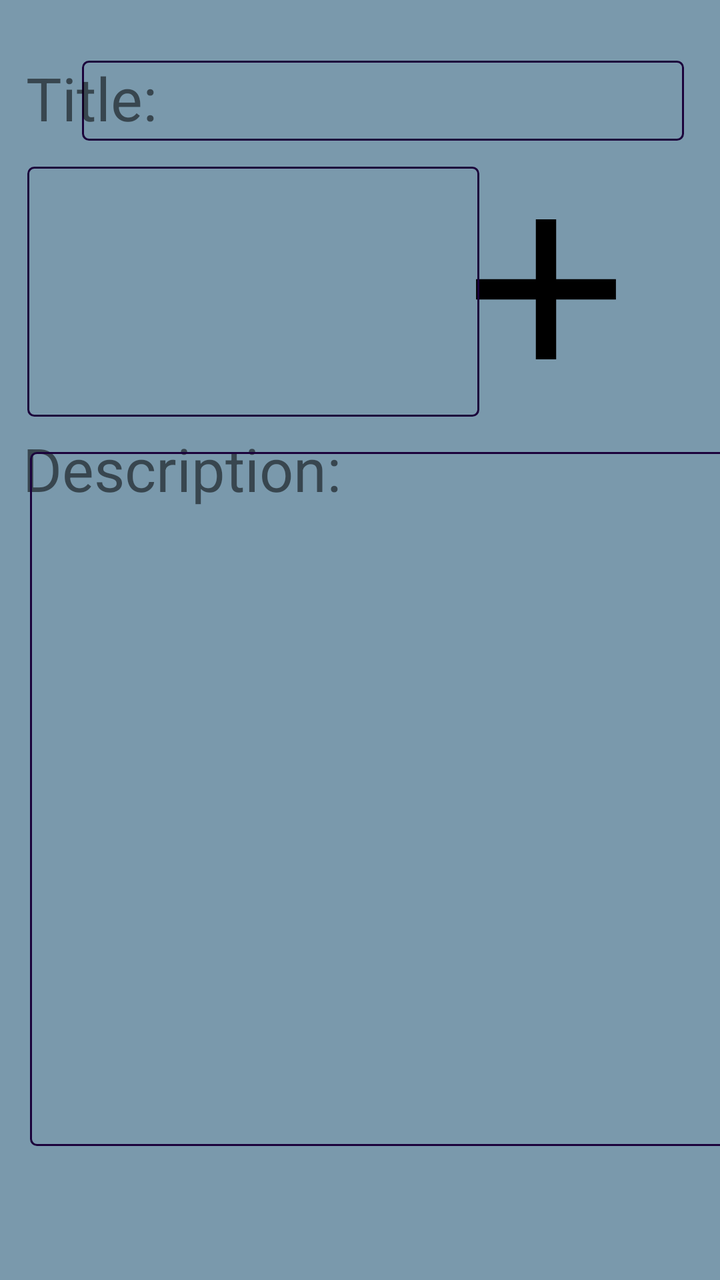
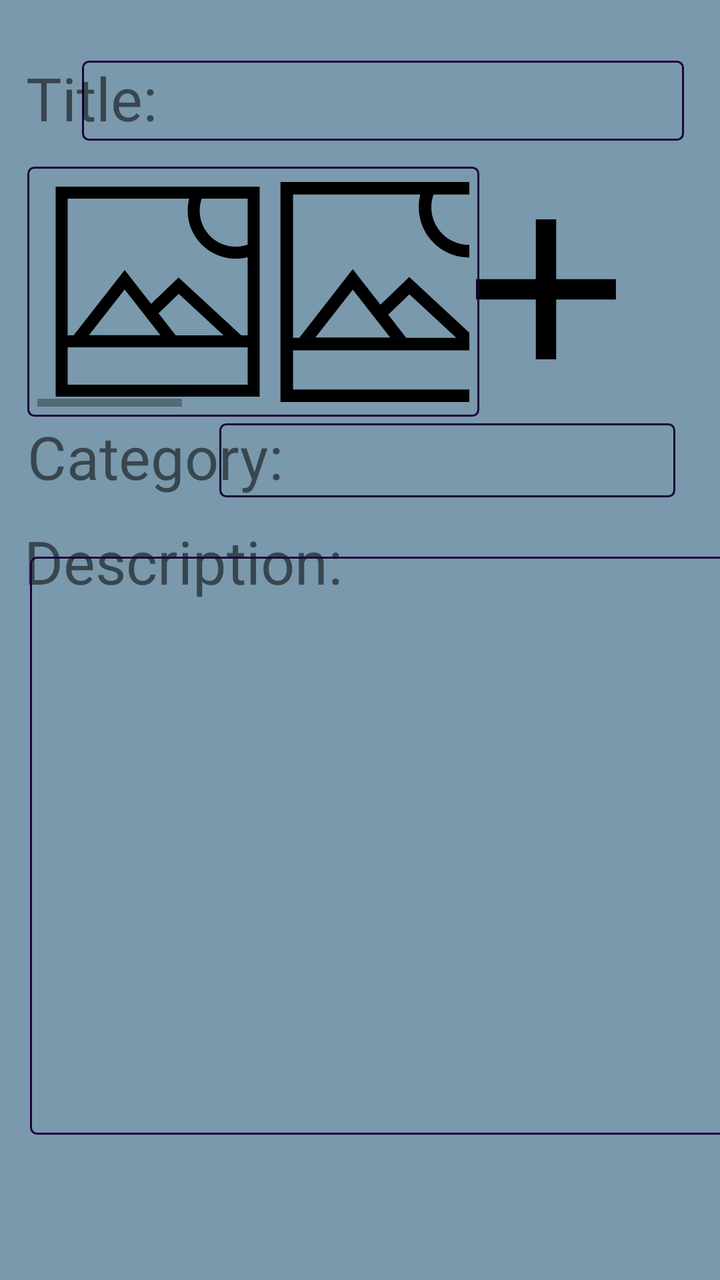

Before-and-after screenshots of an Android layout around one commit, followed by the original layout XML and the change that was made.
<!-- AndroidManifest.xml: application theme Theme.AndroidExample -->
<!-- res/layout/activity_create_post.xml -->
<?xml version="1.0" encoding="utf-8"?>
<androidx.constraintlayout.widget.ConstraintLayout xmlns:android="http://schemas.android.com/apk/res/android"
    xmlns:app="http://schemas.android.com/apk/res-auto"
    xmlns:tools="http://schemas.android.com/tools"
    android:layout_width="match_parent"
    android:layout_height="match_parent"
    android:background="@color/lightBlue"
    android:orientation="vertical"
    tools:context=".CreatePostActivity">


    <EditText
        android:id="@+id/Title"
        android:layout_width="301dp"
        android:layout_height="40dp"
        android:layout_margin="15dip"
        android:layout_marginStart="15dip"
        android:layout_marginTop="15dip"
        android:layout_marginEnd="15dip"
        android:layout_marginBottom="15dip"
        android:background="@drawable/border"
        android:inputType="textPassword"
        app:layout_constraintBottom_toBottomOf="parent"
        app:layout_constraintEnd_toEndOf="parent"
        app:layout_constraintHorizontal_bias="0.9"
        app:layout_constraintStart_toStartOf="parent"
        app:layout_constraintTop_toTopOf="parent"
        app:layout_constraintVertical_bias="0.027" />

    <TextView
        android:id="@+id/title"
        android:layout_width="wrap_content"
        android:layout_height="wrap_content"
        android:text="Title:"
        android:textSize="30dp"
        app:layout_constraintBottom_toBottomOf="parent"
        app:layout_constraintEnd_toEndOf="parent"
        app:layout_constraintHorizontal_bias="0.044"
        app:layout_constraintStart_toStartOf="parent"
        app:layout_constraintTop_toTopOf="parent"
        app:layout_constraintVertical_bias="0.048" />

    <TextView
        android:id="@+id/description"
        android:layout_width="wrap_content"
        android:layout_height="wrap_content"
        android:text="Description:"
        android:textSize="30dp"
        app:layout_constraintBottom_toBottomOf="parent"
        app:layout_constraintEnd_toEndOf="parent"
        app:layout_constraintHorizontal_bias="0.056"
        app:layout_constraintStart_toStartOf="parent"
        app:layout_constraintTop_toTopOf="parent"
        app:layout_constraintVertical_bias="0.357" />

    <EditText
        android:id="@+id/Description"
        android:layout_width="372dp"
        android:layout_height="347dp"
        android:layout_margin="15dip"
        android:layout_marginStart="15dip"
        android:layout_marginTop="15dip"
        android:layout_marginEnd="15dip"
        android:layout_marginBottom="15dip"
        android:inputType="textPassword"
        app:layout_constraintBottom_toBottomOf="parent"
        app:layout_constraintEnd_toEndOf="parent"
        app:layout_constraintHorizontal_bias="0.0"
        app:layout_constraintStart_toStartOf="parent"
        app:layout_constraintTop_toTopOf="parent"
        app:layout_constraintVertical_bias="0.802"
        android:background="@drawable/border"/>

    <Button
        android:id="@+id/cancel_button"
        android:layout_width="166dp"
        android:layout_height="42dp"
        android:layout_marginTop="668dp"
        android:text="Cancel"
        app:layout_constraintEnd_toEndOf="parent"
        app:layout_constraintHorizontal_bias="0.086"
        app:layout_constraintStart_toStartOf="parent"
        app:layout_constraintTop_toTopOf="parent" />

    <Button
        android:id="@+id/post_button"
        android:layout_width="166dp"
        android:layout_height="42dp"
        android:layout_marginTop="668dp"
        android:text="Post"
        app:layout_constraintEnd_toEndOf="parent"
        app:layout_constraintHorizontal_bias="0.902"
        app:layout_constraintStart_toStartOf="parent"
        app:layout_constraintTop_toTopOf="parent" />

    <ImageButton
        android:id="@+id/addImageButton"
        android:layout_width="135dp"
        android:layout_height="110dp"
        android:background="@null"
        app:layout_constraintBottom_toBottomOf="parent"
        app:layout_constraintEnd_toEndOf="parent"
        app:layout_constraintHorizontal_bias="0.913"
        app:layout_constraintStart_toStartOf="parent"
        app:layout_constraintTop_toTopOf="parent"
        app:layout_constraintVertical_bias="0.169"
        android:src="@drawable/plus_sign" />

    <HorizontalScrollView
        android:layout_width="226dp"
        android:layout_height="125dp"
        android:background="@drawable/border"
        app:layout_constraintBottom_toBottomOf="parent"
        app:layout_constraintEnd_toEndOf="parent"
        app:layout_constraintHorizontal_bias="0.103"
        app:layout_constraintStart_toStartOf="parent"
        app:layout_constraintTop_toTopOf="parent"
        app:layout_constraintVertical_bias="0.162">

        <LinearLayout
            android:layout_width="match_parent"
            android:layout_height="wrap_content"
            android:orientation="vertical" />
    </HorizontalScrollView>


</androidx.constraintlayout.widget.ConstraintLayout>
<!-- resources referenced by this layout -->
<resources>
  <color name="lightBlue">#7A99AC</color>
  <!-- drawable border (drawable) -->
  <?xml version="1.0" encoding="utf-8"?>
  <shape xmlns:android="http://schemas.android.com/apk/res/android"
      android:shape="rectangle">
  
      <stroke
          android:width="1dp"
          android:color="@color/primary"/>
      <corners android:radius="3dp"/>
      <padding
          android:bottom="5dp"
          android:left="5dp"
          android:right="5dp"
          android:top="5dp" />
  </shape>
  <!-- drawable plus_sign (drawable) -->
  <vector xmlns:android="http://schemas.android.com/apk/res/android"
      android:width="200dp"
      android:height="200dp"
      android:viewportWidth="1024"
      android:viewportHeight="1024">
    <path
        android:pathData="M486,691h52V538h153v-52H538V333h-52v153H333v52h153z"
        android:fillColor="#000000"/>
  </vector>
  <style name="Theme.AndroidExample" parent="Theme.MaterialComponents.DayNight.NoActionBar">
          
          <item name="colorPrimary">@color/purple_500</item>
          <item name="colorPrimaryVariant">@color/purple_700</item>
          <item name="colorOnPrimary">@color/white</item>
          
          <item name="colorSecondary">@color/teal_200</item>
          <item name="colorSecondaryVariant">@color/teal_700</item>
          <item name="colorOnSecondary">@color/black</item>
          
          <item name="android:statusBarColor" tools:targetApi="l">?attr/colorPrimaryVariant</item>
      </style>
  <color name="primary">#1B023B</color>
  <color name="purple_500">#FF6200EE</color>
  <color name="purple_700">#FF3700B3</color>
  <color name="white">#FFFFFFFF</color>
  <color name="teal_200">#FF03DAC5</color>
  <color name="teal_700">#FF018786</color>
  <color name="black">#FF000000</color>
</resources>

<!-- the commit's change to res/layout/activity_create_post.xml (unified diff, before → after) -->
@@ -27,6 +27,24 @@
         app:layout_constraintTop_toTopOf="parent"
         app:layout_constraintVertical_bias="0.027" />
 
+    <EditText
+        android:id="@+id/categoryEditText"
+        android:layout_width="228dp"
+        android:layout_height="37dp"
+        android:layout_margin="15dip"
+        android:layout_marginStart="15dip"
+        android:layout_marginTop="15dip"
+        android:layout_marginEnd="15dip"
+        android:layout_marginBottom="15dip"
+        android:background="@drawable/border"
+        android:inputType="textPassword"
+        app:layout_constraintBottom_toBottomOf="parent"
+        app:layout_constraintEnd_toEndOf="parent"
+        app:layout_constraintHorizontal_bias="0.928"
+        app:layout_constraintStart_toStartOf="parent"
+        app:layout_constraintTop_toTopOf="parent"
+        app:layout_constraintVertical_bias="0.343" />
+
     <TextView
         android:id="@+id/title"
         android:layout_width="wrap_content"
@@ -41,35 +59,48 @@
         app:layout_constraintVertical_bias="0.048" />
 
     <TextView
-        android:id="@+id/description"
+        android:id="@+id/Category"
         android:layout_width="wrap_content"
         android:layout_height="wrap_content"
         android:text="Description:"
         android:textSize="30dp"
         app:layout_constraintBottom_toBottomOf="parent"
         app:layout_constraintEnd_toEndOf="parent"
-        app:layout_constraintHorizontal_bias="0.056"
-        app:layout_constraintStart_toStartOf="parent"
-        app:layout_constraintTop_toTopOf="parent"
-        app:layout_constraintVertical_bias="0.357" />
+        app:layout_constraintHorizontal_bias="0.059"
+        app:layout_constraintStart_toStartOf="parent"
+        app:layout_constraintTop_toTopOf="parent"
+        app:layout_constraintVertical_bias="0.434" />
+
+    <TextView
+        android:id="@+id/description"
+        android:layout_width="wrap_content"
+        android:layout_height="wrap_content"
+        android:text="Category:"
+        android:textSize="30dp"
+        app:layout_constraintBottom_toBottomOf="parent"
+        app:layout_constraintEnd_toEndOf="parent"
+        app:layout_constraintHorizontal_bias="0.059"
+        app:layout_constraintStart_toStartOf="parent"
+        app:layout_constraintTop_toTopOf="parent"
+        app:layout_constraintVertical_bias="0.347" />
 
     <EditText
-        android:id="@+id/Description"
-        android:layout_width="372dp"
-        android:layout_height="347dp"
+        android:id="@+id/DescriptionEditText"
+        android:layout_width="370dp"
+        android:layout_height="289dp"
         android:layout_margin="15dip"
         android:layout_marginStart="15dip"
         android:layout_marginTop="15dip"
         android:layout_marginEnd="15dip"
         android:layout_marginBottom="15dip"
+        android:background="@drawable/border"
         android:inputType="textPassword"
         app:layout_constraintBottom_toBottomOf="parent"
         app:layout_constraintEnd_toEndOf="parent"
         app:layout_constraintHorizontal_bias="0.0"
         app:layout_constraintStart_toStartOf="parent"
         app:layout_constraintTop_toTopOf="parent"
-        app:layout_constraintVertical_bias="0.802"
-        android:background="@drawable/border"/>
+        app:layout_constraintVertical_bias="0.82" />
 
     <Button
         android:id="@+id/cancel_button"
@@ -115,12 +146,64 @@
         app:layout_constraintHorizontal_bias="0.103"
         app:layout_constraintStart_toStartOf="parent"
         app:layout_constraintTop_toTopOf="parent"
-        app:layout_constraintVertical_bias="0.162">
+        app:layout_constraintVertical_bias="0.162"
+        android:fillViewport="true">
 
         <LinearLayout
+            android:id="@+id/scroll_layout"
             android:layout_width="match_parent"
             android:layout_height="wrap_content"
-            android:orientation="vertical" />
+            android:orientation="horizontal">
+
+            <ImageView
+                android:id="@+id/image1"
+                android:layout_width="match_parent"
+                android:layout_height="match_parent"
+                android:src="@drawable/image"
+                android:layout_margin="5dp"/>
+
+            <ImageView
+                android:id="@+id/image2"
+                android:layout_width="match_parent"
+                android:layout_height="match_parent"
+                android:src="@drawable/image"
+                />
+            <ImageView
+                android:id="@+id/image3"
+                android:layout_width="match_parent"
+                android:layout_height="match_parent"
+                android:src="@drawable/image"
+
+                />
+
+            <ImageView
+                android:id="@+id/image4"
+                android:layout_width="match_parent"
+                android:layout_height="match_parent"
+                android:src="@drawable/image"
+                />
+
+
+            <ImageView
+                android:id="@+id/image5"
+                android:layout_width="match_parent"
+                android:layout_height="match_parent"
+                android:src="@drawable/image"
+                />
+
+
+            <ImageView
+                android:id="@+id/image6"
+                android:layout_width="match_parent"
+            android:layout_height="match_parent"
+                android:src="@drawable/image"
+
+
+                />
+
+
+        </LinearLayout>
+
     </HorizontalScrollView>
 
 
<!-- resource entries referenced after the edit -->
@@ -16,6 +16,16 @@
           android:right="5dp"
           android:top="5dp" />
   </shape>
+  <!-- drawable image (drawable) -->
+  <vector xmlns:android="http://schemas.android.com/apk/res/android"
+      android:width="110dp"
+      android:height="110dp"
+      android:viewportWidth="350"
+      android:viewportHeight="350">
+    <path
+        android:pathData="M5,350h340V0H5V350zM25,330v-62.21h300V330H25zM179.51,247.49H60.49L120,171.25L179.51,247.49zM176.44,211.06l33.68,-32.32l74.65,69.05h-79.67L176.44,211.06zM325,96.57c-6.38,2.27 -13.09,3.43 -20,3.43c-33.08,0 -60,-26.92 -60,-60c0,-6.91 1.16,-13.61 3.42,-20H325V96.57zM25,20h202.52C225.85,26.48 225,33.17 225,40c0,44.11 35.89,80 80,80c6.84,0 13.52,-0.85 20,-2.52v130.31h-10.77l-104.36,-96.53l-45.8,43.95L120,138.75l-85.11,109.04H25V20z"
+        android:fillColor="#000000"/>
+  </vector>
   <!-- drawable plus_sign (drawable) -->
   <vector xmlns:android="http://schemas.android.com/apk/res/android"
       android:width="200dp"
